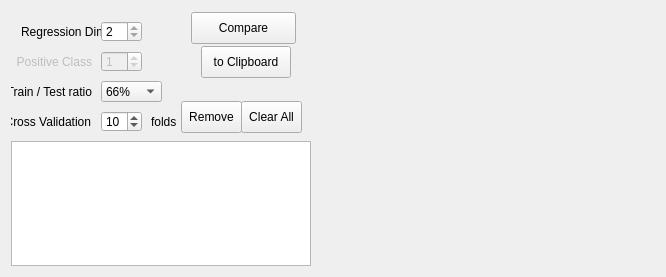
First picture: the form in MLDemos/optsCompare.ui, repository b4silio/MLDemos, before the edit.
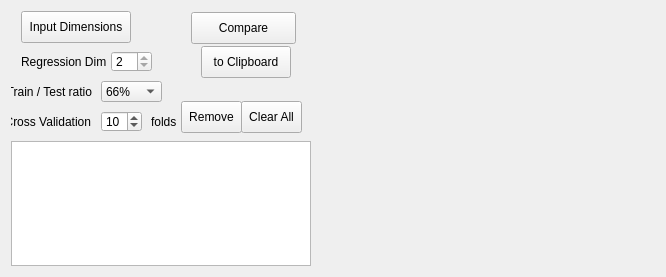
Second picture: the form after the edit.

Commit message: more fixes on the input dimension selection

Diff of the .ui file:
```diff
--- a/MLDemos/optsCompare.ui
+++ b/MLDemos/optsCompare.ui
@@ -193,57 +193,6 @@
          <number>10</number>
         </property>
        </widget>
-       <widget class="QSpinBox" name="positiveSpin">
-        <property name="enabled">
-         <bool>false</bool>
-        </property>
-        <property name="geometry">
-         <rect>
-          <x>90</x>
-          <y>40</y>
-          <width>41</width>
-          <height>21</height>
-         </rect>
-        </property>
-        <property name="font">
-         <font>
-          <pointsize>9</pointsize>
-         </font>
-        </property>
-        <property name="minimum">
-         <number>0</number>
-        </property>
-        <property name="maximum">
-         <number>255</number>
-        </property>
-        <property name="value">
-         <number>1</number>
-        </property>
-       </widget>
-       <widget class="QLabel" name="label_20">
-        <property name="enabled">
-         <bool>false</bool>
-        </property>
-        <property name="geometry">
-         <rect>
-          <x>0</x>
-          <y>40</y>
-          <width>81</width>
-          <height>21</height>
-         </rect>
-        </property>
-        <property name="font">
-         <font>
-          <pointsize>9</pointsize>
-         </font>
-        </property>
-        <property name="text">
-         <string>Positive Class</string>
-        </property>
-        <property name="alignment">
-         <set>Qt::AlignRight|Qt::AlignTrailing|Qt::AlignVCenter</set>
-        </property>
-       </widget>
        <widget class="QLabel" name="label_9">
         <property name="enabled">
          <bool>true</bool>
@@ -369,8 +318,8 @@
         <property name="geometry">
          <rect>
           <x>10</x>
-          <y>10</y>
-          <width>80</width>
+          <y>40</y>
+          <width>90</width>
           <height>21</height>
          </rect>
         </property>
@@ -389,8 +338,8 @@
         </property>
         <property name="geometry">
          <rect>
-          <x>90</x>
-          <y>10</y>
+          <x>100</x>
+          <y>40</y>
           <width>41</width>
           <height>21</height>
          </rect>
@@ -417,6 +366,27 @@
          <number>2</number>
         </property>
        </widget>
+       <widget class="QPushButton" name="inputDimButton">
+        <property name="geometry">
+         <rect>
+          <x>10</x>
+          <y>0</y>
+          <width>110</width>
+          <height>32</height>
+         </rect>
+        </property>
+        <property name="font">
+         <font>
+          <pointsize>9</pointsize>
+         </font>
+        </property>
+        <property name="text">
+         <string>Input Dimensions</string>
+        </property>
+        <property name="checkable">
+         <bool>true</bool>
+        </property>
+       </widget>
       </widget>
      </item>
      <item>
```
The commit also changes 6 other files.
